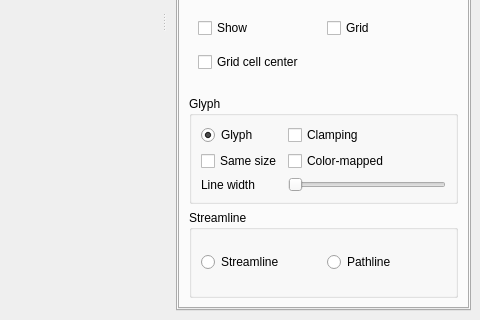
This is MainWindow.ui in danlipsa/foamvis as Qt 5 draws it before an edit; both pictures show x 532 to 1012 and y 279 to 599 of the 1012 by 599 pixel window. The edited form follows.
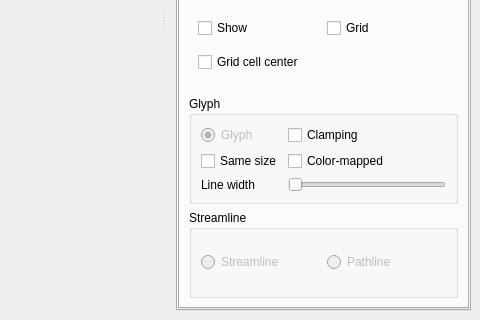
This is the edited form. The open tabs and pages were chosen to show the change. Custom widgets are drawn as their Qt base class.

What changed in the file:
```diff
--- a/MainWindow.ui
+++ b/MainWindow.ui
@@ -2069,6 +2069,9 @@
                 </property>
                 <item row="0" column="0">
                  <widget class="QRadioButton" name="radioButtonVelocityGlyph">
+                  <property name="enabled">
+                   <bool>false</bool>
+                  </property>
                   <property name="text">
                    <string>Glyph</string>
                   </property>
@@ -2129,6 +2132,9 @@
                <layout class="QGridLayout" name="gridLayout_6">
                 <item row="0" column="0">
                  <widget class="QRadioButton" name="radioButtonVelocityStreamline">
+                  <property name="enabled">
+                   <bool>false</bool>
+                  </property>
                   <property name="text">
                    <string>Streamline</string>
                   </property>
@@ -2139,6 +2145,9 @@
                 </item>
                 <item row="0" column="1">
                  <widget class="QRadioButton" name="radioButtonVelocityPathline">
+                  <property name="enabled">
+                   <bool>false</bool>
+                  </property>
                   <property name="text">
                    <string>Pathline</string>
                   </property>
```
